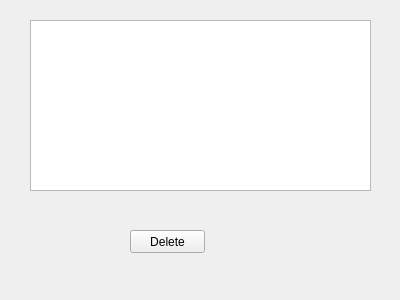
Old version of the form QTClient/Client/userlistwindow.ui in the repository ranadewa/WealthManager.
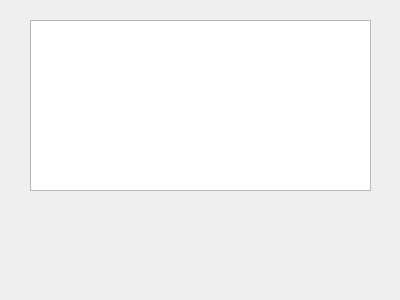
New version of the form.

Commit message: delete button removed.

What changed in the file:
```diff
--- a/QTClient/Client/userlistwindow.ui
+++ b/QTClient/Client/userlistwindow.ui
@@ -53,19 +53,6 @@
    <column/>
    <column/>
   </widget>
-  <widget class="QPushButton" name="pushButton">
-   <property name="geometry">
-    <rect>
-     <x>130</x>
-     <y>230</y>
-     <width>75</width>
-     <height>23</height>
-    </rect>
-   </property>
-   <property name="text">
-    <string>Delete</string>
-   </property>
-  </widget>
  </widget>
  <resources/>
  <connections/>
```
